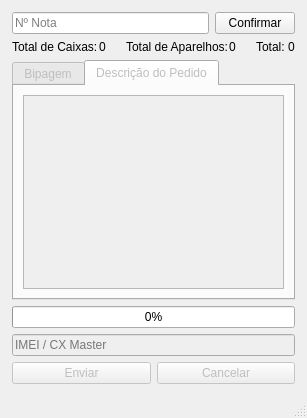
This is scripts/bipador.ui in juliocezarjpg/bipagem-offline as Qt 5 draws it before an edit. The edited form follows.
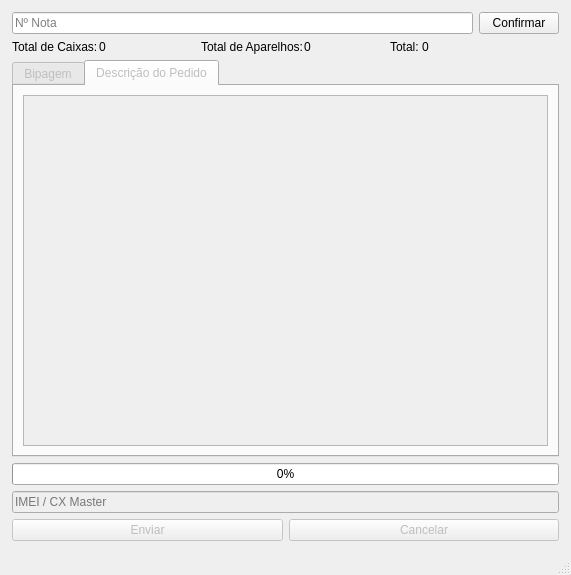
This is the edited form. Icons and pictures are not drawn.

Commit message: alteracao no tamanho da janela

Diff of the .ui file:
```diff
--- a/scripts/bipador.ui
+++ b/scripts/bipador.ui
@@ -7,6 +7,7 @@
     <x>0</x>
     <y>0</y>
     <width>571</width>
+    <height>575</height>
    </rect>
   </property>
   <property name="acceptDrops">
@@ -174,6 +175,9 @@
        <layout class="QVBoxLayout" name="verticalLayout_3">
         <item>
          <widget class="QTableWidget" name="tbDescricao">
+          <property name="enabled">
+           <bool>false</bool>
+          </property>
           <attribute name="horizontalHeaderVisible">
            <bool>false</bool>
           </attribute>
```
